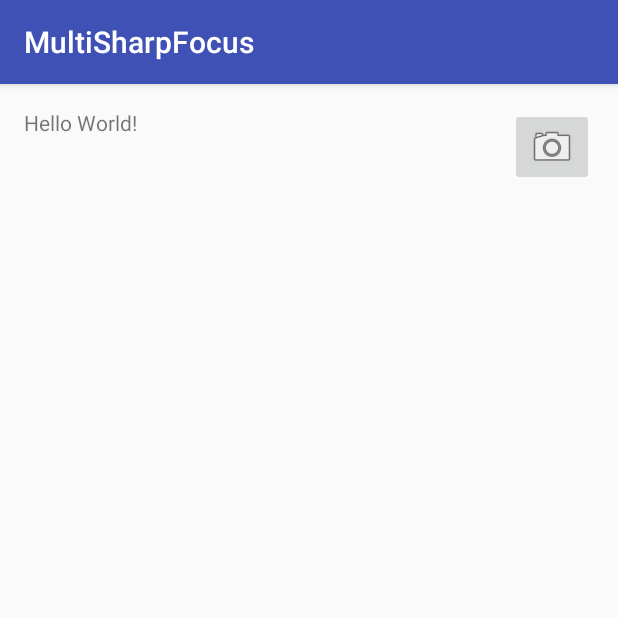
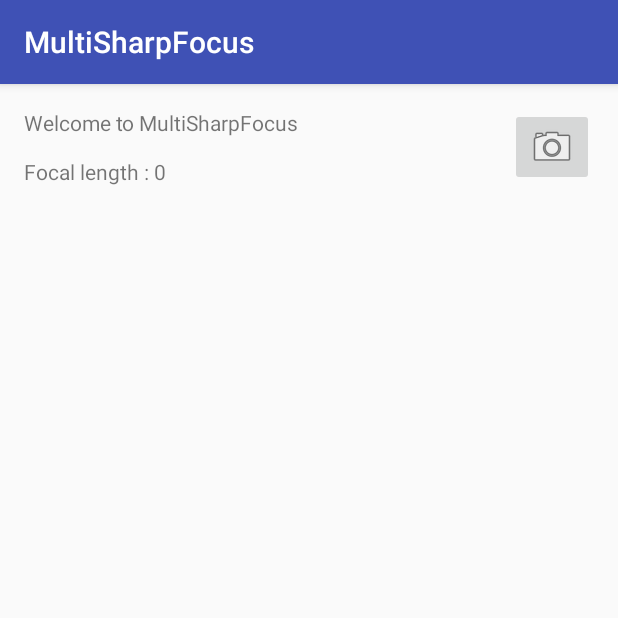
Before and after one commit to AL3XEY/MultiSharpFocus, an Android app: the screen it shows after launch (MainActivity), on a phone screen of 412 x 824 dp, the top half of it. Run offline under Robolectric (Android 15) with nearby library versions, the phone set to English and light mode, and no system bars.

Commit message:
Add info about focal length

```diff
--- a/app/src/main/java/com/lirmm/al3xey/multisharpfocus/MainActivity.java
+++ b/app/src/main/java/com/lirmm/al3xey/multisharpfocus/MainActivity.java
@@ -14,6 +14,7 @@ import android.view.SurfaceView;
 import android.view.View;
 import android.view.View.OnClickListener;
 import android.widget.ImageButton;
+import android.widget.TextView;
 import android.widget.Toast;
 
 import java.io.File;
@@ -28,12 +29,15 @@ public class MainActivity extends AppCompatActivity {
 
     private static boolean DEBUG = true;
     private ImageButton button;
-    private String mCurrentPhotoPath;
+    //private String mCurrentPhotoPath; //TODO
+    private TextView focalLenghValueTextView;
 
     @Override
     protected void onCreate(Bundle savedInstanceState) {
         super.onCreate(savedInstanceState);
         setContentView(R.layout.activity_main);
+
+        focalLenghValueTextView = (TextView) findViewById(R.id.focalLengthValueTextView);
 
         button = (ImageButton) findViewById(R.id.imageButton1);
 
@@ -41,7 +45,6 @@ public class MainActivity extends AppCompatActivity {
 
             @Override
             public void onClick(View arg0) {
-                System.out.println("FRIDAY FRIDAY GETTIN' DOWN ON FRIDAY");
                 takeSnapShots();
             }
 
@@ -73,10 +76,17 @@ public class MainActivity extends AppCompatActivity {
         // here below "this" is activity context.
         SurfaceView surface = new SurfaceView(this);
         Camera camera = Camera.open();
+
+        float focalLengh = camera.getParameters().getFocalLength();
+        focalLenghValueTextView.setText(String.valueOf(focalLengh));
+
+        //camera.getParameters().getFocusAreas(); //null
+
+        //camera.getParameters().getFocusDistances();
+
         try {
             camera.setPreviewDisplay(surface.getHolder());
         } catch (IOException e) {
-            // TODO Auto-generated catch block
             e.printStackTrace();
         }
         camera.startPreview();
--- a/app/src/main/res/layout/activity_main.xml
+++ b/app/src/main/res/layout/activity_main.xml
@@ -12,7 +12,7 @@
     <TextView
         android:layout_width="wrap_content"
         android:layout_height="wrap_content"
-        android:text="Hello World!"
+        android:text="Welcome to MultiSharpFocus"
         android:id="@+id/textView" />
 
     <ImageButton
@@ -23,4 +23,22 @@
         android:layout_alignParentRight="true"
         android:layout_alignParentEnd="true"
         android:src="@android:drawable/ic_menu_camera" />
+
+    <TextView
+        android:layout_width="wrap_content"
+        android:layout_height="wrap_content"
+        android:text="Focal length : "
+        android:id="@+id/focalLengthLabelTextView"
+        android:layout_alignBottom="@+id/imageButton1"
+        android:layout_alignParentLeft="true"
+        android:layout_alignParentStart="true" />
+
+    <TextView
+        android:layout_width="wrap_content"
+        android:layout_height="wrap_content"
+        android:id="@+id/focalLengthValueTextView"
+        android:layout_alignTop="@+id/focalLengthLabelTextView"
+        android:layout_toRightOf="@+id/focalLengthLabelTextView"
+        android:layout_alignBottom="@+id/focalLengthLabelTextView"
+        android:text="0" />
 </RelativeLayout>
```
